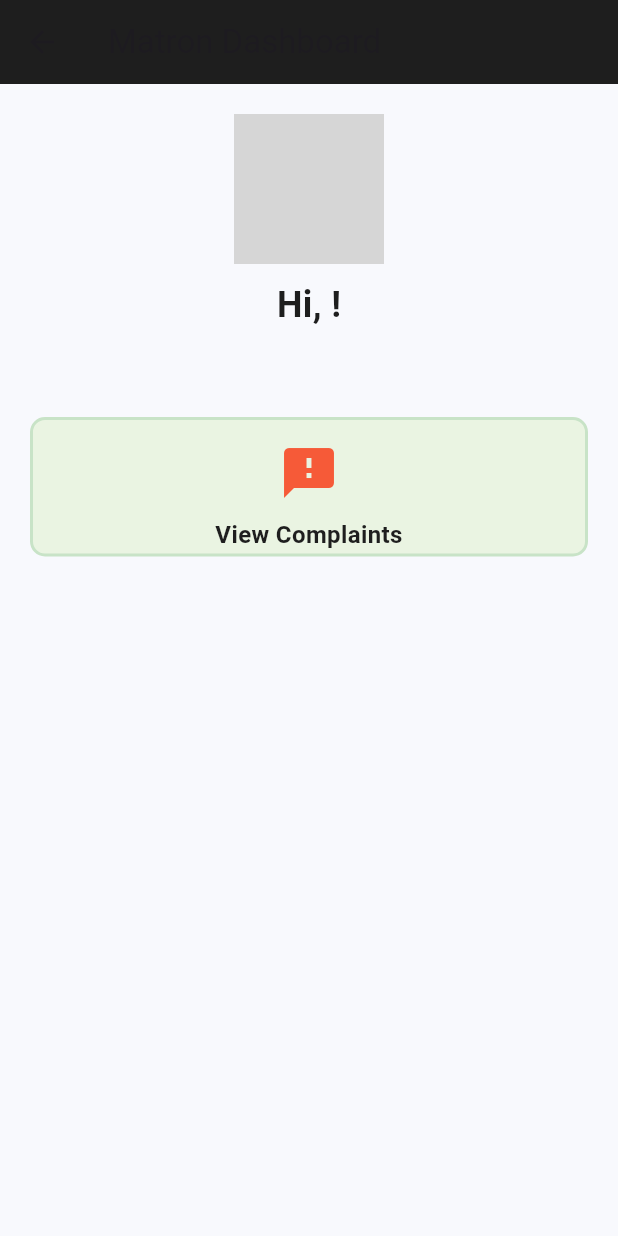
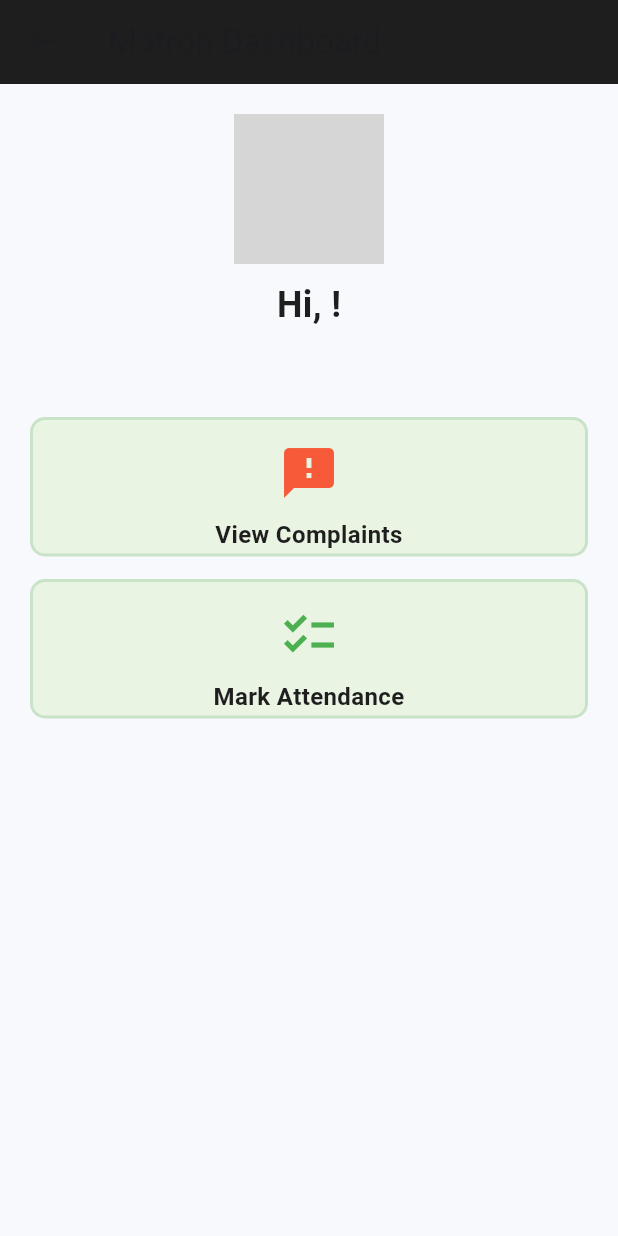
Before and after one commit to liya-fathimap/Mini-project-LHapp, a Flutter app: the MatronHomePage screen opened directly with empty values, on a phone screen of 412 x 824 dp. Run offline on Flutter 3.47's test engine with Material 3 defaults, Android fonts, the phone set to English and light mode, and no system bars; our stand-ins replace jwt_decoder, shared_preferences, table_calendar; accounts and stored records are empty; network calls fail; grey boxes are pictures that could not be loaded.

Commit message:
initial commit

```diff
--- a/lib/screens/config.dart
+++ b/lib/screens/config.dart
@@ -1,3 +1,3 @@
-final String url = 'http://192.168.24.187:3000';
+final String url = 'http://192.168.1.3:3000';
 final String register = url + "/register";
-final String Login=url+"/Login";
+final String Login=url+"/login";
--- a/lib/screens/matron_home.dart
+++ b/lib/screens/matron_home.dart
@@ -1,4 +1,5 @@
 import 'dart:convert';
+import 'package:app/matron-homescreens/matron_attendance.dart';
 import 'package:app/matron-homescreens/matron_complaint.dart';
 import 'package:flutter/material.dart';
 import 'package:http/http.dart' as http;
@@ -75,6 +76,7 @@ class _MatronHomePageState extends State<MatronHomePage> {
               ),
               children: [
                 buildComplaintTile(context),
+                buildAttendanceTile(context),
               ],
             ),
           ],
@@ -113,4 +115,35 @@ class _MatronHomePageState extends State<MatronHomePage> {
       ),
     );
   }
+
+  Widget buildAttendanceTile(BuildContext context) {
+    return GestureDetector(
+      onTap: () {
+        Navigator.push(
+          context,
+          MaterialPageRoute(builder: (context) => AttendanceApp()),
+        );
+      },
+      child: Container(
+        padding: const EdgeInsets.all(15),
+        decoration: BoxDecoration(
+          borderRadius: BorderRadius.circular(10),
+          border: Border.all(color: const Color(0xFFC8E3C7), width: 2),
+          color: const Color(0xFFEAF4E2),
+        ),
+        child: Column(
+          mainAxisAlignment: MainAxisAlignment.center,
+          children: [
+            Icon(Icons.checklist, size: 40, color: const Color(0xFF4CAF50)),
+            const SizedBox(height: 10),
+            Text(
+              "Mark Attendance",
+              style: const TextStyle(fontSize: 16, fontWeight: FontWeight.bold, color: Color(0xFF1E1E1E)),
+              textAlign: TextAlign.center,
+            ),
+          ],
+        ),
+      ),
+    );
+  }
 }
```
Also changed, not shown: lib/matron-homescreens/matron_attendance.dart (added, +111 -0 lines).
